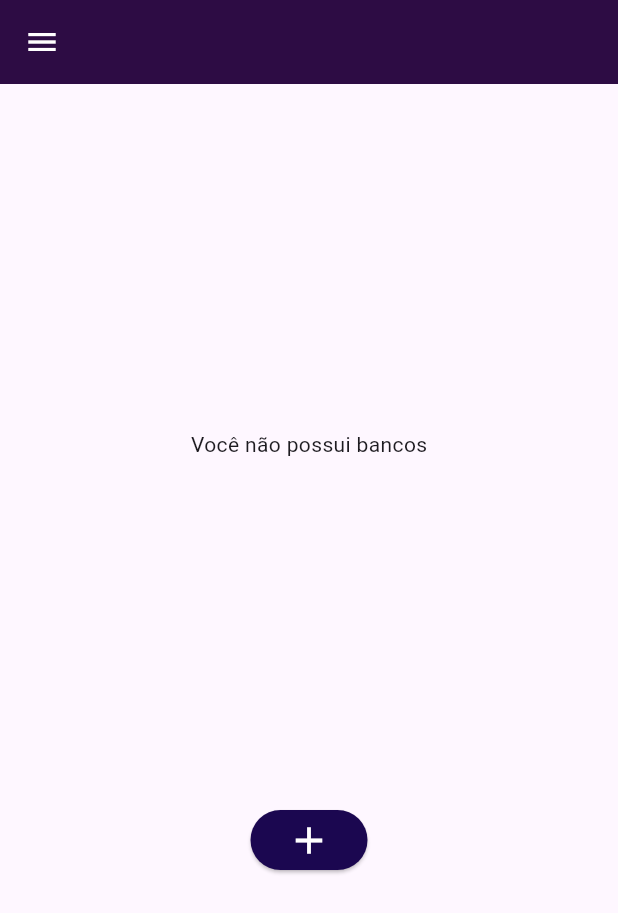
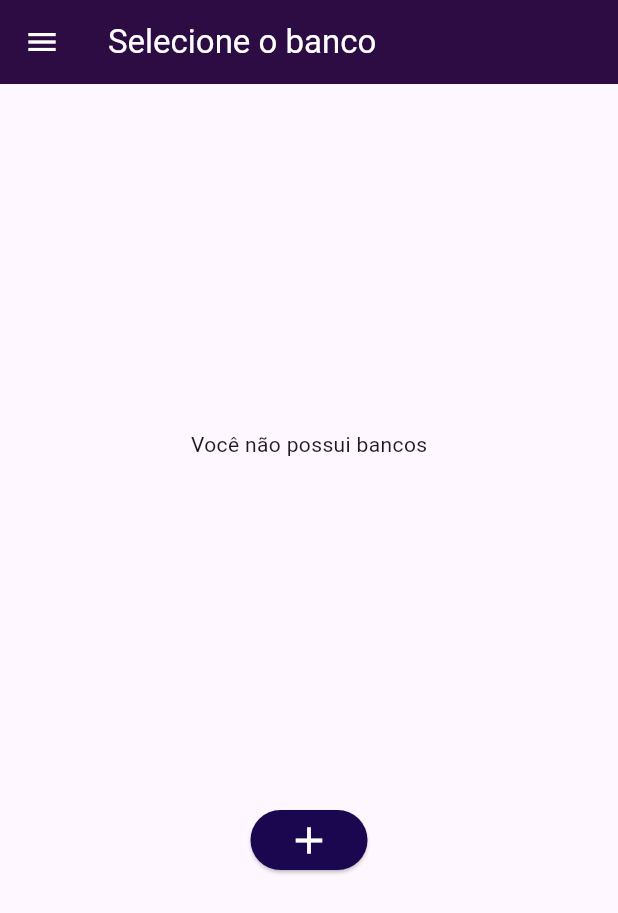
Before and after one commit to RayDaBahia/Engenharia-de-Software, a Flutter app: the MeusBancos screen opened by its route, on a phone screen of 412 x 824 dp. Shown: the top 913 px of the screen. Run offline on Flutter 3.47's test engine with Material 3 defaults, Android fonts, the phone set to English and light mode, and no system bars; our stand-ins replace cloud_firestore, firebase_auth, firebase_core, google_sign_in, hive, hive_flutter and 1 more; accounts and stored records are empty.

Commit message:
detalhes de usabilidade

```diff
--- a/uesb_forms/lib/Telas/BancoDeQuestoes/Meus_Bancos.dart
+++ b/uesb_forms/lib/Telas/BancoDeQuestoes/Meus_Bancos.dart
@@ -51,6 +51,11 @@ void didChangeDependencies() {
     return Scaffold(
       drawer: isFormulario ? null : MenuLateral(),
       appBar: AppBar(
+        title: Text(
+          isFormulario ? 'Meus Bancos' : 'Selecione o banco',
+          style: TextStyle(color: Colors.white),
+        ),
+
         iconTheme: const IconThemeData(color: Colors.white),
         backgroundColor: const Color.fromARGB(255, 45, 12, 68),
         leading: isFormulario
```
Also changed, not shown: uesb_forms/lib/Telas/Formulario/SelecaoQuestoesBanco.dart (+24 -1 lines), 1 other file.
